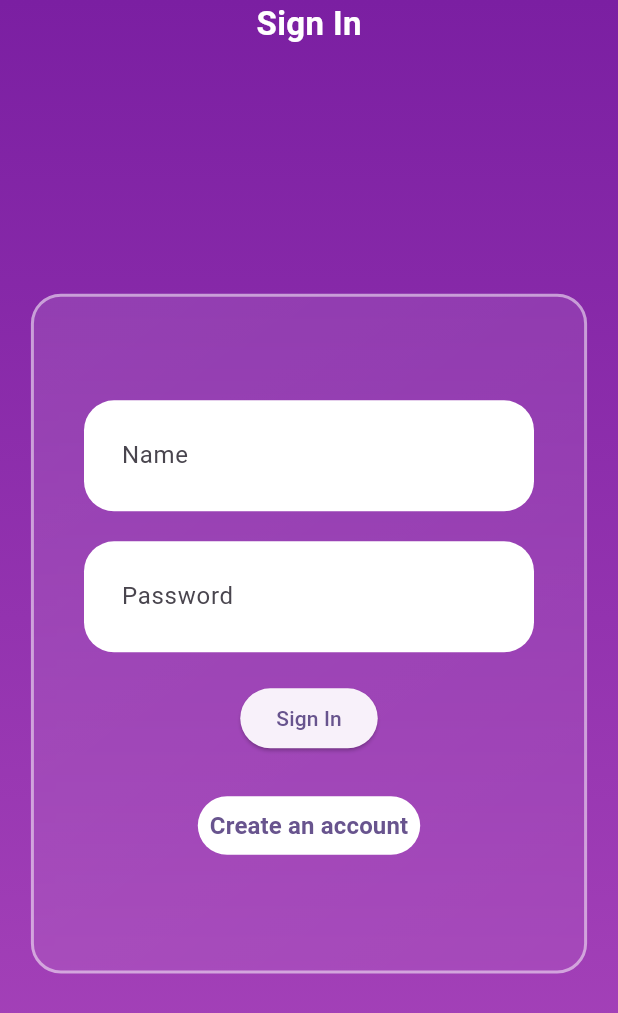
After one commit to Uttkarsh-raj/Weather_App, a Flutter app: the SignUpLoginPage screen opened directly, after a tap on "Sign In", on a phone screen of 412 x 824 dp. The commit adds this screen. Shown: the top 1013 px of the screen. Run offline on Flutter 3.47's test engine with Material 3 defaults, Android fonts, the phone set to English and light mode, and no system bars; drawn by our look-alikes of glassmorphism; missing offline and left inert: amplify_auth_cognito, amplify_flutter; network calls fail.

Commit message:
final touches

```diff
--- a/lib/main.dart
+++ b/lib/main.dart
@@ -18,6 +18,7 @@ class MyApp extends StatelessWidget {
         useMaterial3: true,
       ),
       home: const HomePage(),
+      // home: SignUpLoginPage(),
     );
   }
 }
--- a/lib/repository/weather_repo.dart
+++ b/lib/repository/weather_repo.dart
@@ -1,3 +1,6 @@
+import 'package:amplify_auth_cognito/amplify_auth_cognito.dart';
+import 'package:amplify_flutter/amplify_flutter.dart';
+import 'package:weather/amplifyconfiguration.dart';
 import 'package:weather/data/datasource.dart';
 import 'package:weather/model/weather.dart';
 
@@ -9,3 +12,151 @@ class Repository {
     return w;
   }
 }
+
+class AwsAmplify {
+  Future<void> configureAmplify() async {
+    try {
+      final auth = AmplifyAuthCognito();
+      await Amplify.addPlugin(auth);
+      // call Amplify.configure to use the initialized categoriesin your app
+      await Amplify.configure(amplifyconfig);
+    } catch (e) {
+      safePrint(e);
+    }
+  }
+
+  Future<bool> isUserSignedIn() async {
+    try {
+      final result = await Amplify.Auth.fetchAuthSession();
+      return result.isSignedIn;
+    } catch (e) {
+      print(e);
+      return false;
+    }
+  }
+
+  Future<AuthUser?> getCurrentUser() async {
+    try {
+      final user = await Amplify.Auth.getCurrentUser();
+      return user;
+    } catch (e) {
+      print(e);
+      return null;
+    }
+  }
+
+  Future<void> signInUser(String username, String pass) async {
+    try {
+      final result =
+          await Amplify.Auth.signIn(username: username, password: pass);
+      await _handleSignInResult(result, username);
+    } on AuthException catch (e) {
+      safePrint('Error signing in: ${e.message}');
+    }
+  }
+
+  Future<void> _handleSignInResult(SignInResult result, String username) async {
+    switch (result.nextStep.signInStep) {
+      case AuthSignInStep.confirmSignInWithSmsMfaCode:
+        final codeDeliveryDetails = result.nextStep.codeDeliveryDetails!;
+        _handleCodeDelivery(codeDeliveryDetails);
+        break;
+      case AuthSignInStep.confirmSignInWithNewPassword:
+        safePrint('Enter a new password to continue signing in');
+        break;
+      case AuthSignInStep.confirmSignInWithCustomChallenge:
+        final parameters = result.nextStep.additionalInfo;
+        final prompt = parameters['prompt']!;
+        safePrint(prompt);
+        break;
+      // case AuthSignInStep.resetPassword:
+      //   final resetResult = await Amplify.Auth.resetPassword(
+      //     username: username,
+      //   );
+      //   await _handleResetPasswordResult(resetResult);
+      //   break;
+      case AuthSignInStep.confirmSignUp:
+        // Resend the sign up code to the registered device.
+        final resendResult = await Amplify.Auth.resendSignUpCode(
+          username: username,
+        );
+        _handleCodeDelivery(resendResult.codeDeliveryDetails);
+        break;
+      case AuthSignInStep.done:
+        safePrint('Sign in is complete');
+        break;
+      default:
+        return;
+    }
+  }
+
+  void _handleCodeDelivery(AuthCodeDeliveryDetails codeDeliveryDetails) {
+    safePrint(
+      'A confirmation code has been sent to ${codeDeliveryDetails.destination}. '
+      'Please check your ${codeDeliveryDetails.deliveryMedium.name} for the code.',
+    );
+  }
+
+  /// Signs a user up with a username, password, and email. The required
+  /// attributes may be different depending on your app's configuration.
+  Future<void> signUpUser({
+    required String username,
+    required String password,
+    required String email,
+    String? phoneNumber,
+  }) async {
+    try {
+      final userAttributes = {
+        AuthUserAttributeKey.email: email,
+        if (phoneNumber != null) AuthUserAttributeKey.phoneNumber: phoneNumber,
+        // additional attributes as needed
+      };
+      final result = await Amplify.Auth.signUp(
+        username: username,
+        password: password,
+        options: SignUpOptions(
+          userAttributes: userAttributes,
+        ),
+      );
+      await _handleSignUpResult(result);
+    } on AuthException catch (e) {
+      safePrint('Error signing up user: ${e.message}');
+    }
+  }
+
+  Future<void> _handleSignUpResult(SignUpResult result) async {
+    switch (result.nextStep.signUpStep) {
+      case AuthSignUpStep.confirmSignUp:
+        final codeDeliveryDetails = result.nextStep.codeDeliveryDetails!;
+        _handleCodeDelivery(codeDeliveryDetails);
+        break;
+      case AuthSignUpStep.done:
+        safePrint('Sign up is complete');
+        break;
+    }
+  }
+
+  // void _handleCodeDelivery(AuthCodeDeliveryDetails codeDeliveryDetails) {
+  //   safePrint(
+  //     'A confirmation code has been sent to ${codeDeliveryDetails.destination}. '
+  //     'Please check your ${codeDeliveryDetails.deliveryMedium.name} for the code.',
+  //   );
+  // }
+
+  Future<void> confirmUser({
+    required String username,
+    required String confirmationCode,
+  }) async {
+    try {
+      final result = await Amplify.Auth.confirmSignUp(
+        username: username,
+        confirmationCode: confirmationCode,
+      );
+      // Check if further confirmations are needed or if
+      // the sign up is complete.
+      await _handleSignUpResult(result);
+    } on AuthException catch (e) {
+      safePrint('Error confirming user: ${e.message}');
+    }
+  }
+}
--- /dev/null
+++ b/lib/view/login/login.dart
@@ -0,0 +1,188 @@
+import 'package:amplify_auth_cognito/amplify_auth_cognito.dart';
+import 'package:amplify_flutter/amplify_flutter.dart';
+import 'package:flutter/material.dart';
+import 'package:weather/repository/weather_repo.dart';
+import 'package:weather/view/home/widgets/glass_container.dart';
+// Generated in the configuring steps
+import 'package:weather/amplifyconfiguration.dart';
+
+class SignUpLoginPage extends StatefulWidget {
+  @override
+  _SignUpLoginPageState createState() => _SignUpLoginPageState();
+}
+
+class _SignUpLoginPageState extends State<SignUpLoginPage> {
+  bool isSignInTab = true;
+  String name = "", email = "", pass = "";
+
+  void awsFunctions() async {
+    await AwsAmplify().configureAmplify();
+    var getUser = await AwsAmplify().getCurrentUser();
+    if (getUser == null) {
+      print("Sign in");
+    } else {
+      print(getUser);
+    }
+  }
+
+  @override
+  void initState() {
+    awsFunctions();
+    super.initState();
+  }
+
+  @override
+  Widget build(BuildContext context) {
+    Size size = MediaQuery.of(context).size;
+    return Scaffold(
+      body: Container(
+        height: size.height,
+        decoration: BoxDecoration(
+          gradient: LinearGradient(
+            begin: Alignment.topCenter,
+            end: Alignment.bottomCenter,
+            colors: [Colors.purple.shade700, Colors.purple.shade400],
+          ),
+        ),
+        child: SafeArea(
+          child: SingleChildScrollView(
+            child: Center(
+              child: Column(
+                children: [
+                  Text(
+                    isSignInTab ? 'Sign In' : 'Sign Up',
+                    style: const TextStyle(
+                      color: Colors.white,
+                      fontSize: 22,
+                      fontWeight: FontWeight.w700,
+                    ),
+                  ),
+                  SizedBox(height: size.height * 0.2),
+                  Center(
+                    child: GlassContainer(
+                      height: size.height * 0.55,
+                      width: size.width * 0.9,
+                      child: Column(
+                        mainAxisAlignment: MainAxisAlignment.center,
+                        children: [
+                          RoundedContainer(
+                            child: TextField(
+                              decoration: InputDecoration(
+                                hintText: 'Name',
+                                border: InputBorder.none,
+                                contentPadding: EdgeInsets.all(15),
+                              ),
+                              onChanged: (value) {
+                                setState(() {
+                                  name = value;
+                                });
+                              },
+                            ),
+                          ),
+                          if (!isSignInTab) SizedBox(height: 20),
+                          if (!isSignInTab)
+                            RoundedContainer(
+                              child: TextField(
+                                decoration: InputDecoration(
+                                  hintText: 'email',
+                                  border: InputBorder.none,
+                                  contentPadding: EdgeInsets.all(15),
+                                ),
+                                onChanged: (value) {
+                                  setState(() {
+                                    email = value;
+                                  });
+                                },
+                              ),
+                            ),
+                          SizedBox(height: 20),
+                          RoundedContainer(
+                            child: TextField(
+                              obscureText: true,
+                              decoration: InputDecoration(
+                                hintText: 'Password',
+                                border: InputBorder.none,
+                                contentPadding: EdgeInsets.all(15),
+                              ),
+                              onChanged: (value) {
+                                setState(() {
+                                  pass = value;
+                                });
+                              },
+                            ),
+                          ),
+                          SizedBox(height: 20),
+                          ElevatedButton(
+                            onPressed: () {
+                              // Add your authentication logic here
+                              print('Button pressed');
+                              if (isSignInTab) {
+                                AwsAmplify().signInUser(name, pass);
+                                setState(() {});
+                              } else {
+                                AwsAmplify().signUpUser(
+                                    username: name,
+                                    password: pass,
+                                    email: email);
+                              }
+                            },
+                            child: Text(isSignInTab ? 'Sign In' : 'Sign Up'),
+                          ),
+                          const SizedBox(height: 20),
+                          TextButton(
+                            onPressed: () {
+                              setState(() {
+                                isSignInTab = !isSignInTab;
+                              });
+                            },
+                            child: Container(
+                              decoration: BoxDecoration(
+                                color: Colors.white,
+                                borderRadius: BorderRadius.circular(25),
+                              ),
+                              child: Padding(
+                                padding: const EdgeInsets.all(8.0),
+                                child: Text(
+                                  isSignInTab
+                                      ? 'Create an account'
+                                      : 'Already have an account? Sign in',
+                                  style: const TextStyle(
+                                    fontSize: 16,
+                                    fontWeight: FontWeight.w700,
+                                  ),
+                                ),
+                              ),
+                            ),
+                          ),
+                        ],
+                      ),
+                    ),
+                  ),
+                ],
+              ),
+            ),
+          ),
+        ),
+      ),
+    );
+  }
+}
+
+class RoundedContainer extends StatelessWidget {
+  final Widget child;
+
+  RoundedContainer({required this.child});
+
+  @override
+  Widget build(BuildContext context) {
+    return Container(
+      width: 300,
+      padding: EdgeInsets.all(10),
+      decoration: BoxDecoration(
+        color: Colors.white,
+        borderRadius: BorderRadius.circular(20),
+      ),
+      child: child,
+    );
+  }
+}
--- a/pubspec.yaml
+++ b/pubspec.yaml
@@ -37,6 +37,8 @@ dependencies:
   cupertino_icons: ^1.0.2
   glassmorphism: ^3.0.0
   http: ^1.1.0
+  amplify_flutter: ^1.6.1
+  amplify_auth_cognito: ^1.6.1
 
 dev_dependencies:
   flutter_test:
```
Also changed, not shown: amplify/team-provider-info.json (added, +20 -0 lines), amplify/.config/project-config.json (added), pubspec.lock, 15 other files.
